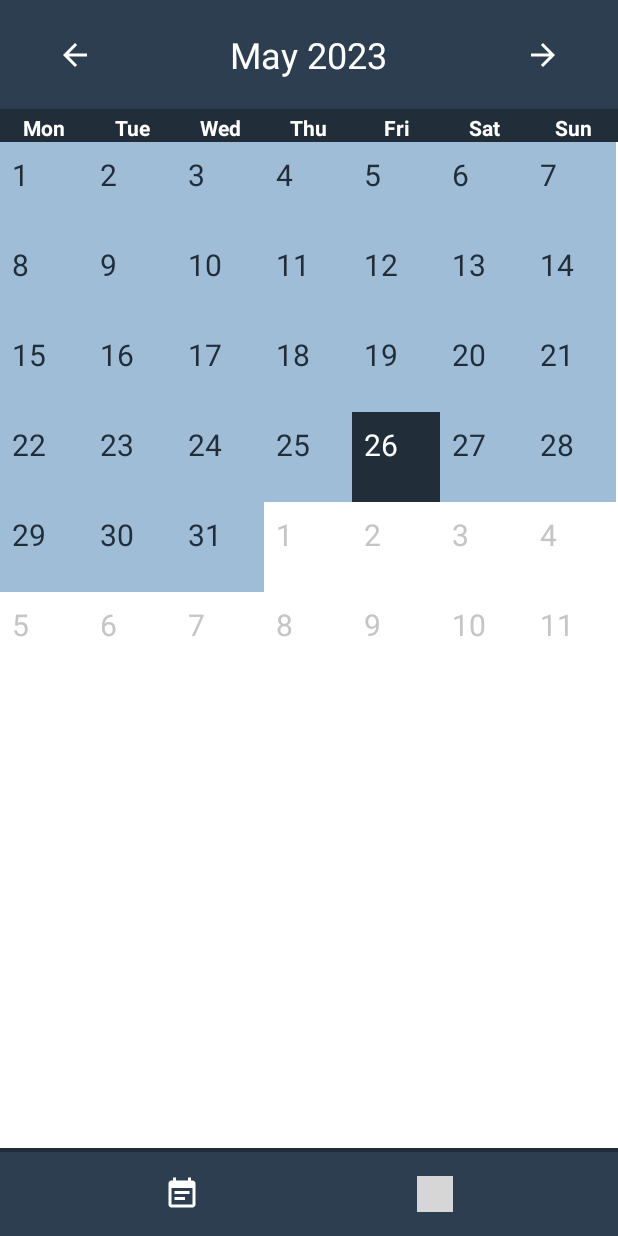
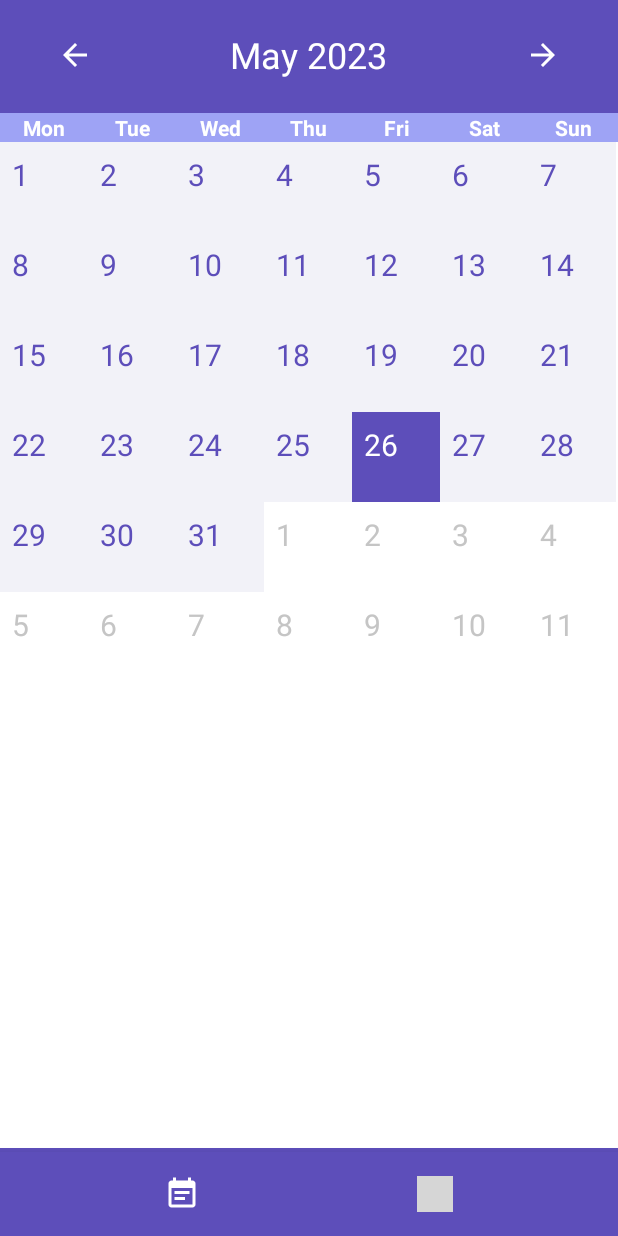
Before and after one commit to ran88dah/myCal, an Android app: the screen it shows after launch (MainActivity), on a phone screen of 412 x 824 dp. Run offline under Robolectric (Android 15) with nearby library versions, the phone set to English and light mode, and no system bars; 1 statement that could not run was skipped; grey boxes are pictures that could not be loaded.

Commit message:
Commit message

```diff
--- a/app/src/main/res/layout/activity_main.xml
+++ b/app/src/main/res/layout/activity_main.xml
@@ -18,7 +18,7 @@
         android:layout_width="match_parent"
         android:layout_height="wrap_content"
         android:layout_above="@id/MainActivity_BottomNavigation"
-        android:background="@color/darkIndigo"
+        android:background="?attr/mainColor"
         android:gravity="center"
         android:orientation="horizontal"
         android:padding="1dp" />
--- a/app/src/main/res/layout/fragment_calendar.xml
+++ b/app/src/main/res/layout/fragment_calendar.xml
@@ -68,7 +68,7 @@
                 android:layout_width="0dp"
                 android:layout_height="wrap_content"
                 android:layout_weight="1"
-                android:background="?attr/headViewColor"
+                android:background="@color/calender"
                 android:gravity="center"
                 android:text="@string/mon"
                 android:textColor="@color/white"
@@ -79,7 +79,7 @@
                 android:layout_width="0dp"
                 android:layout_height="wrap_content"
                 android:layout_weight="1"
-                android:background="?attr/headViewColor"
+                android:background="@color/calender"
                 android:gravity="center"
                 android:text="@string/tue"
                 android:textColor="@color/white"
@@ -90,7 +90,7 @@
                 android:layout_width="0dp"
                 android:layout_height="wrap_content"
                 android:layout_weight="1"
-                android:background="?attr/headViewColor"
+                android:background="@color/calender"
                 android:gravity="center"
                 android:text="@string/wed"
                 android:textColor="@color/white"
@@ -101,7 +101,7 @@
                 android:layout_width="0dp"
                 android:layout_height="wrap_content"
                 android:layout_weight="1"
-                android:background="?attr/headViewColor"
+                android:background="@color/calender"
                 android:gravity="center"
                 android:text="@string/thu"
                 android:textColor="@color/white"
@@ -112,7 +112,7 @@
                 android:layout_width="0dp"
                 android:layout_height="wrap_content"
                 android:layout_weight="1"
-                android:background="?attr/headViewColor"
+                android:background="@color/calender"
                 android:gravity="center"
                 android:text="@string/fri"
                 android:textColor="@color/white"
@@ -124,7 +124,7 @@
                 android:layout_width="0dp"
                 android:layout_height="wrap_content"
                 android:layout_weight="1"
-                android:background="?attr/headViewColor"
+                android:background="@color/calender"
                 android:gravity="center"
                 android:text="@string/sat"
                 android:textColor="@color/white"
@@ -135,7 +135,7 @@
                 android:layout_width="0dp"
                 android:layout_height="wrap_content"
                 android:layout_weight="1"
-                android:background="?attr/headViewColor"
+                android:background="@color/calender"
                 android:gravity="center"
                 android:text="@string/sun"
                 android:textColor="@color/white"
--- a/app/src/main/res/layout/fragment_upcoming_events.xml
+++ b/app/src/main/res/layout/fragment_upcoming_events.xml
@@ -60,7 +60,7 @@
     <LinearLayout
         android:layout_width="match_parent"
         android:layout_height="wrap_content"
-        android:background="?attr/headViewColor"
+        android:background="@color/calender"
         android:gravity="center"
         android:orientation="horizontal"
         android:padding="15dp">
--- a/app/src/main/res/values/colors.xml
+++ b/app/src/main/res/values/colors.xml
@@ -4,8 +4,9 @@
     <color name="colorPrimaryDark">#3700B3</color>
     <color name="colorAccent">#03DAC5</color>
 
-
-    <color name="Indigo">#2c3e50</color>
+    <color name="dismiss">#FFC740</color>
+    <color name="calender">#9EA3F5</color>
+    <color name="Indigo">#5D4EBA</color>
     <color name="yellow">#F1C40F</color>
     <color name="blue">#3498DB</color>
     <color name="brown">#312723</color>
@@ -17,15 +18,15 @@
     <color name="white">#FFFFFF</color>
     <color name="black">#000000</color>
     <color name="lime">#C6FF00</color>
-    <color name="darkIndigo">#212E3A</color>
-    <color name="darkIndigo2">#3C4955</color>
-    <color name="lightIndigo">#A0BDD8</color>
+    <color name="darkIndigo">#5D4EBA</color>
+    <color name="darkIndigo2">#5D4EBA</color>
+    <color name="lightIndigo">#F2F2F8</color>
     <color name="Grey">#5E5E5E</color>
     <color name="lightGrey">#C5C5C5</color>
     <color name="darkGrey">#35363A</color>
     <color name="darkGrey2">#252525</color>
     <color name="lightGrey2">#5A5A5A</color>
-    <color name="lBlack">#1F1F1F</color>
+    <color name="lBlack">#FF6363</color>
     <color name="Grey900">#212121</color>
     <color name="Grey800">#424242</color>
 
--- a/app/src/main/res/values/strings.xml
+++ b/app/src/main/res/values/strings.xml
@@ -26,7 +26,7 @@
     <string name="_12_00_am">12:00 AM</string>
     <string name="duration_0_hours_0_minutes">DURATION: 0 HOURS 0 MINUTES</string>
     <string name="events">Events</string>
-    <string name="add_event">Add Event</string>
+    <string name="add_event">   Add Event</string>
     <string name="no_event_to_display">No event to display!</string>
     <string name="edit">Edit</string>
     <string name="delete">Delete</string>
```
Also changed, not shown: app/src/main/java/ce/yildiz/edu/tr/calendar/views/CalendarFragment.java (+12 -1 lines), app/src/main/res/layout/layout_alert_dialog.xml (+15 -1 lines).
